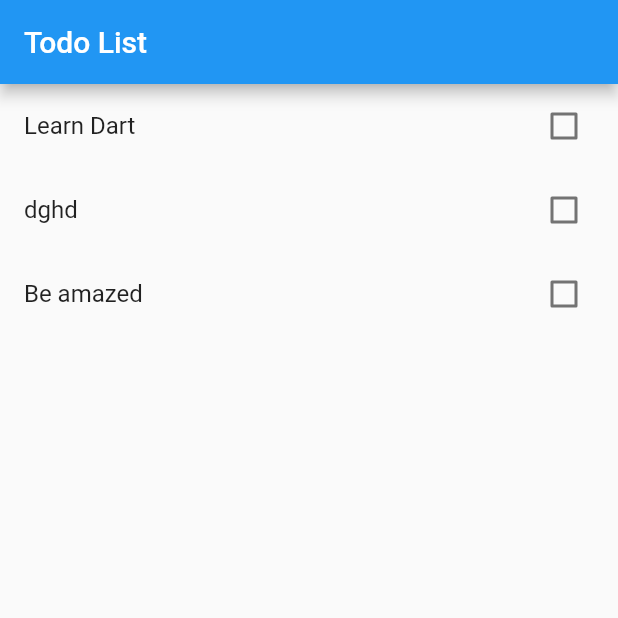
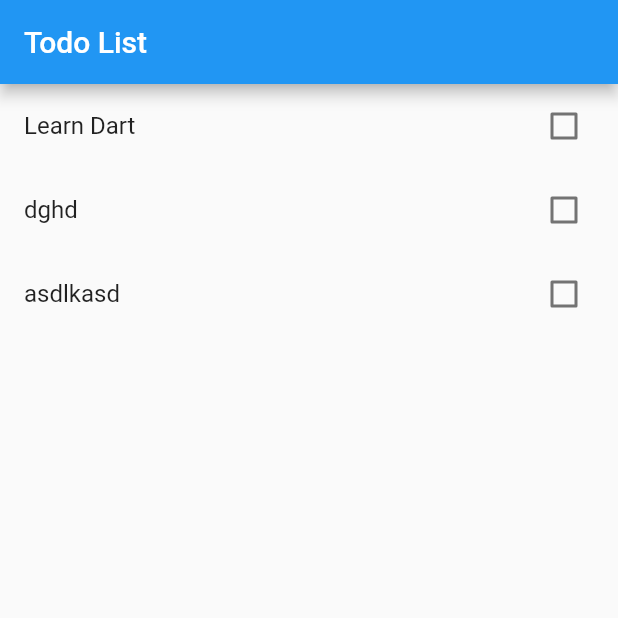
Before and after one commit to mgebele/reedsensor, a Flutter app: the screen it shows after launch, on a phone screen of 412 x 824 dp, the top half of it. Run offline on Flutter 3.47's test engine with Material 2 defaults, Android fonts, the phone set to English and light mode, and no system bars.

Commit message:
changed name

```diff
--- a/flutter/firsttodo/lib/todo_list.dart
+++ b/flutter/firsttodo/lib/todo_list.dart
@@ -10,7 +10,7 @@ class _TodoListState extends State<TodoList> {
   List<Todo> todos = [
     Todo(title: 'Learn Dart'),
     Todo(title: 'dghd'),
-    Todo(title: 'Be amazed'),
+    Todo(title: 'asdlkasd'),
   ];
 
   _toggleTodo(Todo todo, bool isChecked) {
```
